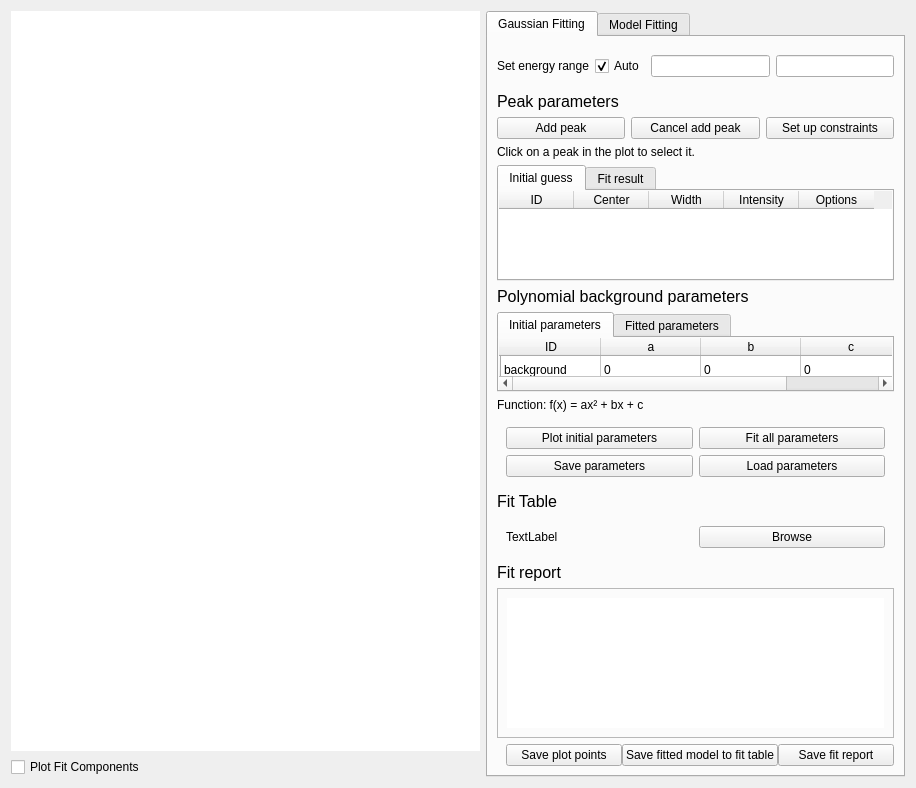
This is src/EVA/gui/ui_files/peakfit.ui in ISISMuon/EVA as Qt 5 draws it before an edit. The edited form follows.
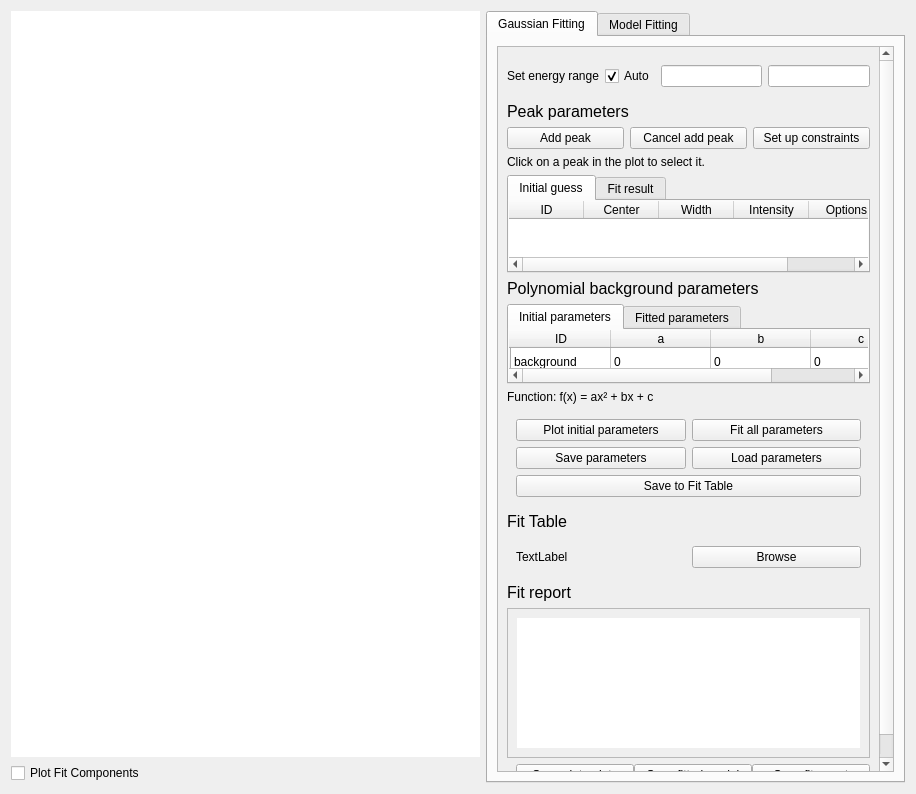
This is the edited form. Custom widgets are drawn as their Qt base class.

Commit message: Add scroll area to peakfit ui

```diff
--- a/src/EVA/gui/ui_files/peakfit.ui
+++ b/src/EVA/gui/ui_files/peakfit.ui
@@ -7,7 +7,7 @@
     <x>0</x>
     <y>0</y>
     <width>916</width>
-    <height>788</height>
+    <height>794</height>
    </rect>
   </property>
   <property name="windowTitle">
@@ -62,291 +62,69 @@
        <string>Gaussian Fitting</string>
       </attribute>
       <layout class="QGridLayout" name="gridLayout_2">
-       <item row="14" column="0">
-        <widget class="QTabWidget" name="bg_params_tabs">
-         <property name="sizePolicy">
-          <sizepolicy hsizetype="Expanding" vsizetype="Minimum">
-           <horstretch>0</horstretch>
-           <verstretch>0</verstretch>
-          </sizepolicy>
+       <item row="0" column="0">
+        <widget class="QScrollArea" name="scrollArea">
+         <property name="widgetResizable">
+          <bool>true</bool>
          </property>
-         <property name="maximumSize">
-          <size>
-           <width>16777215</width>
-           <height>80</height>
-          </size>
-         </property>
-         <property name="currentIndex">
-          <number>0</number>
-         </property>
-         <widget class="QWidget" name="initial_bg_params_tab">
-          <property name="sizePolicy">
-           <sizepolicy hsizetype="Preferred" vsizetype="Maximum">
-            <horstretch>0</horstretch>
-            <verstretch>0</verstretch>
-           </sizepolicy>
-          </property>
-          <attribute name="title">
-           <string>Initial parameters</string>
-          </attribute>
-          <layout class="QVBoxLayout" name="verticalLayout_3">
+         <widget class="QWidget" name="scrollAreaWidgetContents">
+          <property name="geometry">
+           <rect>
+            <x>0</x>
+            <y>-49</y>
+            <width>402</width>
+            <height>776</height>
+           </rect>
+          </property>
+          <layout class="QVBoxLayout" name="verticalLayout_12">
+           <item>
+            <widget class="QWidget" name="fit_settings_widget" native="true">
+             <layout class="QGridLayout" name="gridLayout_3">
            <property name="leftMargin">
             <number>0</number>
            </property>
-           <property name="topMargin">
-            <number>0</number>
-           </property>
            <property name="rightMargin">
             <number>0</number>
            </property>
-           <property name="bottomMargin">
-            <number>0</number>
-           </property>
-           <item>
-            <widget class="BaseTable" name="initial_bg_params_table">
-             <property name="sizePolicy">
-              <sizepolicy hsizetype="Expanding" vsizetype="Minimum">
-               <horstretch>0</horstretch>
-               <verstretch>0</verstretch>
-              </sizepolicy>
-             </property>
-             <property name="maximumSize">
-              <size>
-               <width>16777215</width>
-               <height>108</height>
-              </size>
-             </property>
-             <property name="frameShape">
-              <enum>QFrame::NoFrame</enum>
-             </property>
-             <property name="sizeAdjustPolicy">
-              <enum>QAbstractScrollArea::AdjustIgnored</enum>
-             </property>
-             <row>
-              <property name="text">
-               <string/>
-              </property>
-             </row>
-             <column>
-              <property name="text">
-               <string>ID</string>
-              </property>
-             </column>
-             <column>
-              <property name="text">
-               <string>a</string>
-              </property>
-             </column>
-             <column>
-              <property name="text">
-               <string>b</string>
-              </property>
-             </column>
-             <column>
-              <property name="text">
-               <string>c</string>
-              </property>
-             </column>
-             <item row="0" column="0">
-              <property name="text">
-               <string>background</string>
-              </property>
+              <item row="0" column="3">
+               <widget class="QLineEdit" name="e_range_max_line_edit"/>
              </item>
              <item row="0" column="1">
+               <widget class="QCheckBox" name="auto_e_range_checkbox">
               <property name="text">
-               <string>0</string>
-              </property>
+                 <string>Auto</string>
+                </property>
+                <property name="checked">
+                 <bool>true</bool>
+                </property>
+               </widget>
+              </item>
+              <item row="0" column="0">
+               <widget class="QLabel" name="auto_e_range_label">
+                <property name="text">
+                 <string>Set energy range</string>
+                </property>
+               </widget>
              </item>
              <item row="0" column="2">
-              <property name="text">
-               <string>0</string>
-              </property>
-             </item>
-             <item row="0" column="3">
-              <property name="text">
-               <string>0</string>
-              </property>
-             </item>
-            </widget>
+               <widget class="QLineEdit" name="e_range_min_line_edit"/>
            </item>
           </layout>
          </widget>
-         <widget class="QWidget" name="fitted_bg_params_tab">
-          <attribute name="title">
-           <string>Fitted parameters</string>
-          </attribute>
-          <layout class="QVBoxLayout" name="verticalLayout_4">
-           <property name="leftMargin">
-            <number>0</number>
-           </property>
-           <property name="topMargin">
-            <number>0</number>
-           </property>
-           <property name="rightMargin">
-            <number>0</number>
-           </property>
-           <property name="bottomMargin">
-            <number>0</number>
-           </property>
+           </item>
            <item>
-            <widget class="BaseTable" name="fitted_bg_params_table">
-             <property name="sizePolicy">
-              <sizepolicy hsizetype="Expanding" vsizetype="Minimum">
-               <horstretch>0</horstretch>
-               <verstretch>0</verstretch>
-              </sizepolicy>
-             </property>
-             <property name="frameShape">
-              <enum>QFrame::NoFrame</enum>
-             </property>
-             <column>
-              <property name="text">
-               <string>ID</string>
-              </property>
-             </column>
-             <column>
-              <property name="text">
-               <string>a</string>
-              </property>
-             </column>
-             <column>
-              <property name="text">
-               <string>b</string>
-              </property>
-             </column>
-             <column>
-              <property name="text">
-               <string>c</string>
-              </property>
-             </column>
-            </widget>
-           </item>
-          </layout>
-         </widget>
-        </widget>
-       </item>
-       <item row="36" column="0" rowspan="2">
-        <widget class="QWidget" name="save_load_buttons" native="true">
-         <property name="sizePolicy">
-          <sizepolicy hsizetype="Preferred" vsizetype="Maximum">
-           <horstretch>0</horstretch>
-           <verstretch>0</verstretch>
-          </sizepolicy>
-         </property>
-         <property name="minimumSize">
-          <size>
-           <width>0</width>
-           <height>0</height>
-          </size>
-         </property>
-         <layout class="QGridLayout" name="gridLayout_6">
-          <property name="topMargin">
-           <number>0</number>
-          </property>
-          <property name="rightMargin">
-           <number>0</number>
-          </property>
-          <property name="bottomMargin">
-           <number>0</number>
-          </property>
-          <property name="spacing">
-           <number>0</number>
-          </property>
-          <item row="4" column="1">
-           <widget class="QPushButton" name="save_fitted_model_button">
-            <property name="text">
-             <string>Save fitted model to fit table</string>
-            </property>
-           </widget>
-          </item>
-          <item row="4" column="0">
-           <widget class="QPushButton" name="save_plot_points_button">
-            <property name="text">
-             <string>Save plot points</string>
-            </property>
-           </widget>
-          </item>
-          <item row="4" column="2">
-           <widget class="QPushButton" name="save_fit_report_button">
-            <property name="text">
-             <string>Save fit report</string>
-            </property>
-           </widget>
-          </item>
-         </layout>
-        </widget>
-       </item>
-       <item row="12" column="0">
-        <widget class="QLabel" name="poly_bg_label">
+            <widget class="QLabel" name="peak_params_label">
          <property name="font">
           <font>
            <pointsize>12</pointsize>
           </font>
          </property>
          <property name="text">
-          <string>Polynomial background parameters</string>
+              <string>Peak parameters</string>
          </property>
         </widget>
        </item>
-       <item row="28" column="0">
-        <widget class="QFrame" name="fit_report_area">
-         <property name="sizePolicy">
-          <sizepolicy hsizetype="Preferred" vsizetype="Expanding">
-           <horstretch>2</horstretch>
-           <verstretch>1</verstretch>
-          </sizepolicy>
-         </property>
-         <property name="maximumSize">
-          <size>
-           <width>16777215</width>
-           <height>150</height>
-          </size>
-         </property>
-         <property name="autoFillBackground">
-          <bool>false</bool>
-         </property>
-         <property name="frameShape">
-          <enum>QFrame::StyledPanel</enum>
-         </property>
-         <layout class="QVBoxLayout" name="verticalLayout_5">
-          <property name="leftMargin">
-           <number>9</number>
-          </property>
-          <property name="topMargin">
-           <number>9</number>
-          </property>
-          <property name="rightMargin">
-           <number>9</number>
-          </property>
-          <property name="bottomMargin">
-           <number>9</number>
-          </property>
           <item>
-           <widget class="QTextBrowser" name="fit_report_text_browser">
-            <property name="sizePolicy">
-             <sizepolicy hsizetype="Preferred" vsizetype="Minimum">
-              <horstretch>0</horstretch>
-              <verstretch>0</verstretch>
-             </sizepolicy>
-            </property>
-            <property name="maximumSize">
-             <size>
-              <width>16777215</width>
-              <height>200</height>
-             </size>
-            </property>
-            <property name="styleSheet">
-             <string notr="true"/>
-            </property>
-            <property name="frameShape">
-             <enum>QFrame::NoFrame</enum>
-            </property>
-           </widget>
-          </item>
-         </layout>
-        </widget>
-       </item>
-       <item row="3" column="0">
         <widget class="QWidget" name="peak_menu_widget" native="true">
          <property name="sizePolicy">
           <sizepolicy hsizetype="MinimumExpanding" vsizetype="Preferred">
@@ -409,19 +187,14 @@
          </layout>
         </widget>
        </item>
-       <item row="1" column="0">
-        <widget class="QLabel" name="peak_params_label">
-         <property name="font">
-          <font>
-           <pointsize>12</pointsize>
-          </font>
-         </property>
+           <item>
+            <widget class="QLabel" name="add_peak_label">
          <property name="text">
-          <string>Peak parameters</string>
+              <string>Click on a peak in the plot to select it.</string>
          </property>
         </widget>
        </item>
-       <item row="5" column="0">
+           <item>
         <widget class="QTabWidget" name="peak_params_tabs">
          <property name="currentIndex">
           <number>0</number>
@@ -549,9 +322,198 @@
          </widget>
         </widget>
        </item>
-       <item row="16" column="0">
+           <item>
+            <widget class="QLabel" name="poly_bg_label">
+             <property name="font">
+              <font>
+               <pointsize>12</pointsize>
+              </font>
+             </property>
+             <property name="text">
+              <string>Polynomial background parameters</string>
+             </property>
+            </widget>
+           </item>
+           <item>
+            <widget class="QTabWidget" name="bg_params_tabs">
+             <property name="sizePolicy">
+              <sizepolicy hsizetype="Expanding" vsizetype="Minimum">
+               <horstretch>0</horstretch>
+               <verstretch>0</verstretch>
+              </sizepolicy>
+             </property>
+             <property name="maximumSize">
+              <size>
+               <width>16777215</width>
+               <height>80</height>
+              </size>
+             </property>
+             <property name="currentIndex">
+              <number>0</number>
+             </property>
+             <widget class="QWidget" name="initial_bg_params_tab">
+              <property name="sizePolicy">
+               <sizepolicy hsizetype="Preferred" vsizetype="Maximum">
+                <horstretch>0</horstretch>
+                <verstretch>0</verstretch>
+               </sizepolicy>
+              </property>
+              <attribute name="title">
+               <string>Initial parameters</string>
+              </attribute>
+              <layout class="QVBoxLayout" name="verticalLayout_3">
+               <property name="leftMargin">
+                <number>0</number>
+               </property>
+               <property name="topMargin">
+                <number>0</number>
+               </property>
+               <property name="rightMargin">
+                <number>0</number>
+               </property>
+               <property name="bottomMargin">
+                <number>0</number>
+               </property>
+               <item>
+                <widget class="BaseTable" name="initial_bg_params_table">
+                 <property name="sizePolicy">
+                  <sizepolicy hsizetype="Expanding" vsizetype="Minimum">
+                   <horstretch>0</horstretch>
+                   <verstretch>0</verstretch>
+                  </sizepolicy>
+                 </property>
+                 <property name="maximumSize">
+                  <size>
+                   <width>16777215</width>
+                   <height>108</height>
+                  </size>
+                 </property>
+                 <property name="frameShape">
+                  <enum>QFrame::NoFrame</enum>
+                 </property>
+                 <property name="sizeAdjustPolicy">
+                  <enum>QAbstractScrollArea::AdjustIgnored</enum>
+                 </property>
+                 <row>
+                  <property name="text">
+                   <string/>
+                  </property>
+                 </row>
+                 <column>
+                  <property name="text">
+                   <string>ID</string>
+                  </property>
+                 </column>
+                 <column>
+                  <property name="text">
+                   <string>a</string>
+                  </property>
+                 </column>
+                 <column>
+                  <property name="text">
+                   <string>b</string>
+                  </property>
+                 </column>
+                 <column>
+                  <property name="text">
+                   <string>c</string>
+                  </property>
+                 </column>
+                 <item row="0" column="0">
+                  <property name="text">
+                   <string>background</string>
+                  </property>
+                 </item>
+                 <item row="0" column="1">
+                  <property name="text">
+                   <string>0</string>
+                  </property>
+                 </item>
+                 <item row="0" column="2">
+                  <property name="text">
+                   <string>0</string>
+                  </property>
+                 </item>
+                 <item row="0" column="3">
+                  <property name="text">
+                   <string>0</string>
+                  </property>
+                 </item>
+                </widget>
+               </item>
+              </layout>
+             </widget>
+             <widget class="QWidget" name="fitted_bg_params_tab">
+              <attribute name="title">
+               <string>Fitted parameters</string>
+              </attribute>
+              <layout class="QVBoxLayout" name="verticalLayout_4">
+               <property name="leftMargin">
+                <number>0</number>
+               </property>
+               <property name="topMargin">
+                <number>0</number>
+               </property>
+               <property name="rightMargin">
+                <number>0</number>
+               </property>
+               <property name="bottomMargin">
+                <number>0</number>
+               </property>
+               <item>
+                <widget class="BaseTable" name="fitted_bg_params_table">
+                 <property name="sizePolicy">
+                  <sizepolicy hsizetype="Expanding" vsizetype="Minimum">
+                   <horstretch>0</horstretch>
+                   <verstretch>0</verstretch>
+                  </sizepolicy>
+                 </property>
+                 <property name="frameShape">
+                  <enum>QFrame::NoFrame</enum>
+                 </property>
+                 <column>
+                  <property name="text">
+                   <string>ID</string>
+                  </property>
+                 </column>
+                 <column>
+                  <property name="text">
+                   <string>a</string>
+                  </property>
+                 </column>
+                 <column>
+                  <property name="text">
+                   <string>b</string>
+                  </property>
+                 </column>
+                 <column>
+                  <property name="text">
+                   <string>c</string>
+                  </property>
+                 </column>
+                </widget>
+               </item>
+              </layout>
+             </widget>
+            </widget>
+           </item>
+           <item>
+            <widget class="QLabel" name="bg_function_label">
+             <property name="text">
+              <string>Function: f(x) = ax² + bx + c</string>
+             </property>
+            </widget>
+           </item>
+           <item>
         <widget class="QWidget" name="plot_fit_buttons" native="true">
          <layout class="QGridLayout" name="gridLayout">
+              <item row="4" column="0">
+               <widget class="QPushButton" name="save_params_button">
+                <property name="text">
+                 <string>Save parameters</string>
+                </property>
+               </widget>
+              </item>
           <item row="2" column="0">
            <widget class="QPushButton" name="plot_initial_params_button">
             <property name="text">
@@ -573,84 +535,29 @@
             </property>
            </widget>
           </item>
-          <item row="4" column="0">
-           <widget class="QPushButton" name="save_params_button">
+              <item row="5" column="0" colspan="2">
+               <widget class="QPushButton" name="save_param_to_fit_table_button">
             <property name="text">
-             <string>Save parameters</string>
+                 <string>Save to Fit Table</string>
             </property>
            </widget>
           </item>
          </layout>
         </widget>
        </item>
-       <item row="0" column="0">
-        <widget class="QWidget" name="fit_settings_widget" native="true">
-         <layout class="QGridLayout" name="gridLayout_3">
-          <property name="leftMargin">
-           <number>0</number>
-          </property>
-          <property name="rightMargin">
-           <number>0</number>
-          </property>
-          <item row="0" column="3">
-           <widget class="QLineEdit" name="e_range_max_line_edit"/>
-          </item>
-          <item row="0" column="1">
-           <widget class="QCheckBox" name="auto_e_range_checkbox">
-            <property name="text">
-             <string>Auto</string>
-            </property>
-            <property name="checked">
-             <bool>true</bool>
-            </property>
-           </widget>
-          </item>
-          <item row="0" column="0">
-           <widget class="QLabel" name="auto_e_range_label">
-            <property name="text">
-             <string>Set energy range</string>
-            </property>
-           </widget>
-          </item>
-          <item row="0" column="2">
-           <widget class="QLineEdit" name="e_range_min_line_edit"/>
-          </item>
-         </layout>
-        </widget>
-       </item>
-       <item row="27" column="0">
-        <widget class="QLabel" name="fit_report_label">
-         <property name="sizePolicy">
-          <sizepolicy hsizetype="Fixed" vsizetype="Fixed">
-           <horstretch>0</horstretch>
-           <verstretch>0</verstretch>
-          </sizepolicy>
-         </property>
+           <item>
+            <widget class="QLabel" name="label">
          <property name="font">
           <font>
            <pointsize>12</pointsize>
           </font>
          </property>
          <property name="text">
-          <string>Fit report</string>
+              <string>Fit Table</string>
          </property>
         </widget>
        </item>
-       <item row="15" column="0">
-        <widget class="QLabel" name="bg_function_label">
-         <property name="text">
-          <string>Function: f(x) = ax² + bx + c</string>
-         </property>
-        </widget>
-       </item>
-       <item row="4" column="0">
-        <widget class="QLabel" name="add_peak_label">
-         <property name="text">
-          <string>Click on a peak in the plot to select it.</string>
-         </property>
-        </widget>
-       </item>
-       <item row="19" column="0">
+           <item>
         <widget class="QWidget" name="widget_2" native="true">
          <property name="sizePolicy">
           <sizepolicy hsizetype="Preferred" vsizetype="Preferred">
@@ -691,16 +598,135 @@
          </layout>
         </widget>
        </item>
-       <item row="18" column="0">
-        <widget class="QLabel" name="label">
+           <item>
+            <widget class="QLabel" name="fit_report_label">
+             <property name="sizePolicy">
+              <sizepolicy hsizetype="Fixed" vsizetype="Fixed">
+               <horstretch>0</horstretch>
+               <verstretch>0</verstretch>
+              </sizepolicy>
+             </property>
          <property name="font">
           <font>
            <pointsize>12</pointsize>
           </font>
          </property>
          <property name="text">
-          <string>Fit Table</string>
-         </property>
+              <string>Fit report</string>
+             </property>
+            </widget>
+           </item>
+           <item>
+            <widget class="QFrame" name="fit_report_area">
+             <property name="sizePolicy">
+              <sizepolicy hsizetype="Preferred" vsizetype="Expanding">
+               <horstretch>2</horstretch>
+               <verstretch>1</verstretch>
+              </sizepolicy>
+             </property>
+             <property name="maximumSize">
+              <size>
+               <width>16777215</width>
+               <height>150</height>
+              </size>
+             </property>
+             <property name="autoFillBackground">
+              <bool>false</bool>
+             </property>
+             <property name="frameShape">
+              <enum>QFrame::StyledPanel</enum>
+             </property>
+             <layout class="QVBoxLayout" name="verticalLayout_5">
+              <property name="leftMargin">
+               <number>9</number>
+              </property>
+              <property name="topMargin">
+               <number>9</number>
+              </property>
+              <property name="rightMargin">
+               <number>9</number>
+              </property>
+              <property name="bottomMargin">
+               <number>9</number>
+              </property>
+              <item>
+               <widget class="QTextBrowser" name="fit_report_text_browser">
+                <property name="sizePolicy">
+                 <sizepolicy hsizetype="Preferred" vsizetype="Minimum">
+                  <horstretch>0</horstretch>
+                  <verstretch>0</verstretch>
+                 </sizepolicy>
+                </property>
+                <property name="maximumSize">
+                 <size>
+                  <width>16777215</width>
+                  <height>200</height>
+                 </size>
+                </property>
+                <property name="styleSheet">
+                 <string notr="true"/>
+                </property>
+                <property name="frameShape">
+                 <enum>QFrame::NoFrame</enum>
+                </property>
+               </widget>
+              </item>
+             </layout>
+            </widget>
+           </item>
+           <item>
+            <widget class="QWidget" name="save_load_buttons" native="true">
+             <property name="sizePolicy">
+              <sizepolicy hsizetype="Preferred" vsizetype="Maximum">
+               <horstretch>0</horstretch>
+               <verstretch>0</verstretch>
+              </sizepolicy>
+             </property>
+             <property name="minimumSize">
+              <size>
+               <width>0</width>
+               <height>0</height>
+              </size>
+             </property>
+             <layout class="QGridLayout" name="gridLayout_6">
+              <property name="topMargin">
+               <number>0</number>
+              </property>
+              <property name="rightMargin">
+               <number>0</number>
+              </property>
+              <property name="bottomMargin">
+               <number>0</number>
+              </property>
+              <property name="spacing">
+               <number>0</number>
+              </property>
+              <item row="4" column="0">
+               <widget class="QPushButton" name="save_plot_points_button">
+                <property name="text">
+                 <string>Save plot points</string>
+                </property>
+               </widget>
+              </item>
+              <item row="4" column="2">
+               <widget class="QPushButton" name="save_fit_report_button">
+                <property name="text">
+                 <string>Save fit report</string>
+                </property>
+               </widget>
+              </item>
+              <item row="4" column="1">
+               <widget class="QPushButton" name="save_fitted_model_button">
+                <property name="text">
+                 <string>Save fitted model</string>
+                </property>
+               </widget>
+              </item>
+             </layout>
+            </widget>
+           </item>
+          </layout>
+         </widget>
         </widget>
        </item>
       </layout>
@@ -1183,17 +1209,17 @@
   </layout>
  </widget>
  <customwidgets>
+  <customwidget>
+   <class>BaseTable</class>
+   <extends>QTableWidget</extends>
+   <header>EVA.gui.base.base_table</header>
+  </customwidget>
   <customwidget>
    <class>PlotWidget</class>
    <extends>QWidget</extends>
    <header location="global">EVA.gui.widgets.plot.plot_widget</header>
    <container>1</container>
   </customwidget>
-  <customwidget>
-   <class>BaseTable</class>
-   <extends>QTableWidget</extends>
-   <header>EVA.gui.base.base_table</header>
-  </customwidget>
  </customwidgets>
  <resources/>
  <connections/>
```
Lines whose indentation alone changed are shown as unchanged. The commit also changes 1 other file.
